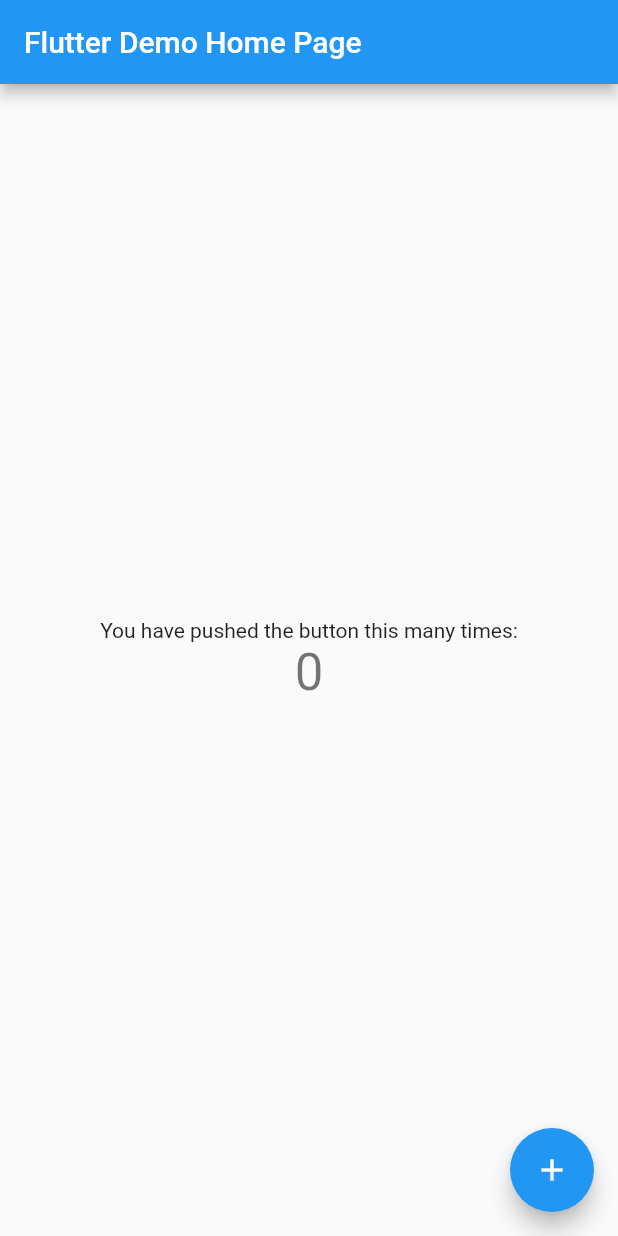
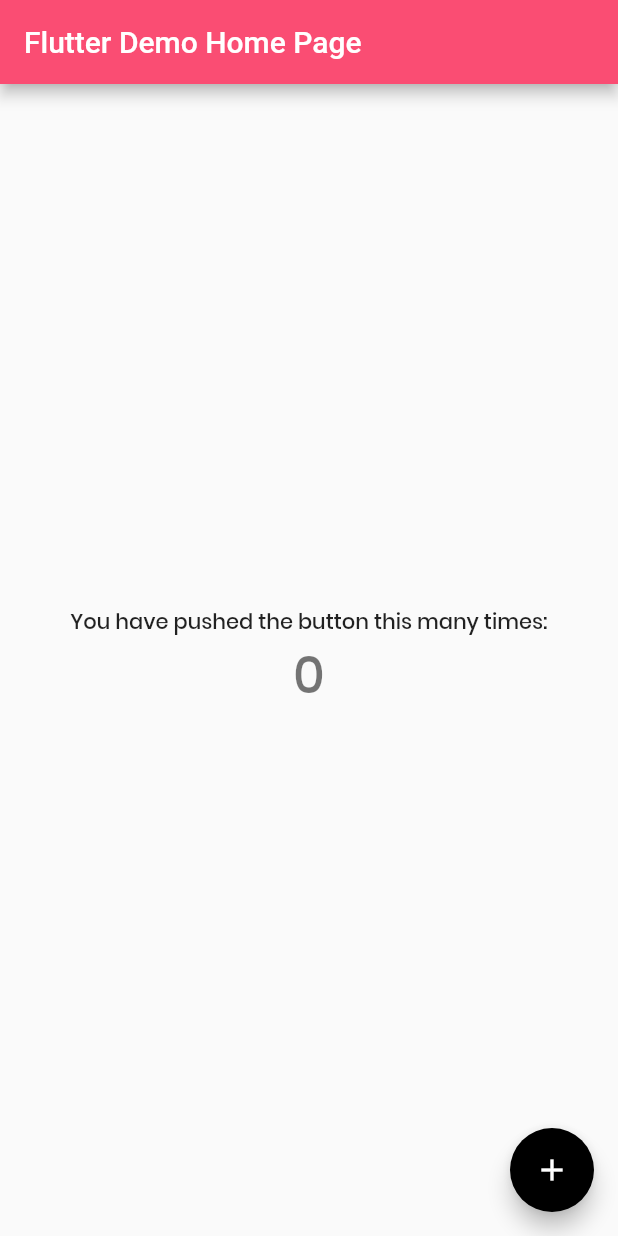
Before and after one commit to mmcristiano/todo-app, a Flutter app: the screen it shows after launch, on a phone screen of 412 x 824 dp. Run offline on Flutter 3.47's test engine with Material 2 defaults, Android fonts, the phone set to English and light mode, and no system bars.

Commit message:
Theme config

```diff
--- a/lib/main.dart
+++ b/lib/main.dart
@@ -1,3 +1,4 @@
+import 'package:app/themes/app.theme.dart';
 import 'package:flutter/material.dart';
 
 void main() {
@@ -9,23 +10,8 @@ class MyApp extends StatelessWidget {
   @override
   Widget build(BuildContext context) {
     return MaterialApp(
-      title: 'Flutter Demo',
-      theme: ThemeData(
-        // This is the theme of your application.
-        //
-        // Try running your application with "flutter run". You'll see the
-        // application has a blue toolbar. Then, without quitting the app, try
-        // changing the primarySwatch below to Colors.green and then invoke
-        // "hot reload" (press "r" in the console where you ran "flutter run",
-        // or simply save your changes to "hot reload" in a Flutter IDE).
-        // Notice that the counter didn't reset back to zero; the application
-        // is not restarted.
-        primarySwatch: Colors.blue,
-        // This makes the visual density adapt to the platform that you run
-        // the app on. For desktop platforms, the controls will be smaller and
-        // closer together (more dense) than on mobile platforms.
-        visualDensity: VisualDensity.adaptivePlatformDensity,
-      ),
+      title: 'Todos',
+      theme: appTheme(),
       home: MyHomePage(title: 'Flutter Demo Home Page'),
     );
   }
--- /dev/null
+++ b/lib/themes/app.theme.dart
@@ -0,0 +1,57 @@
+import 'package:flutter/material.dart';
+
+const brightness = Brightness.light;
+const primaryColor = const Color(0xFFfa4d73);
+const accentColor = const Color(0xFF000000);
+
+ThemeData appTheme() {
+  return ThemeData(
+    brightness: brightness,
+    textTheme: new TextTheme(
+      body1: new TextStyle(
+        fontFamily: "Poppins",
+      ),
+      body2: TextStyle(
+        fontFamily: "Poppins",
+      ),
+      button: TextStyle(
+        fontFamily: "Poppins",
+      ),
+      caption: TextStyle(
+        fontFamily: "Poppins",
+      ),
+      display1: TextStyle(
+        fontFamily: "Poppins",
+      ),
+      display2: TextStyle(
+        fontFamily: "Poppins",
+      ),
+      display3: TextStyle(
+        fontFamily: "Poppins",
+      ),
+      display4: TextStyle(
+        fontFamily: "Poppins",
+      ),
+      headline: TextStyle(
+        fontFamily: "Poppins",
+      ),
+      overline: TextStyle(
+        fontFamily: "Poppins",
+      ),
+      subhead: TextStyle(
+        fontFamily: "Poppins",
+      ),
+      subtitle: TextStyle(
+        fontFamily: "Poppins",
+      ),
+      title: TextStyle(
+        fontFamily: "Poppins",
+      ),
+    ),
+    primaryColor: primaryColor,
+    accentColor: accentColor,
+    scaffoldBackgroundColor: Color(0xFFFAFAFA),
+    splashColor: Colors.transparent,
+    highlightColor: Colors.transparent,
+  );
+}
```
